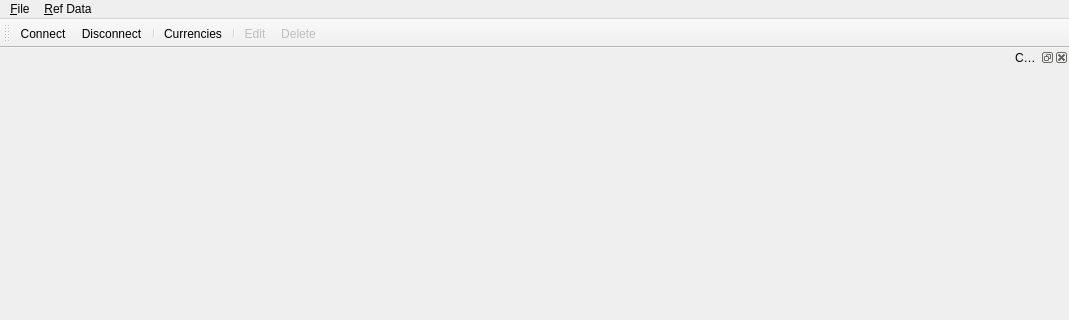
Above: projects/ores.qt/MainWindow.ui from OreStudio/OreStudio before the change; both pictures show x 0 to 1069 and y 0 to 320 of the 1069 by 672 pixel window. Below: the same form after it.
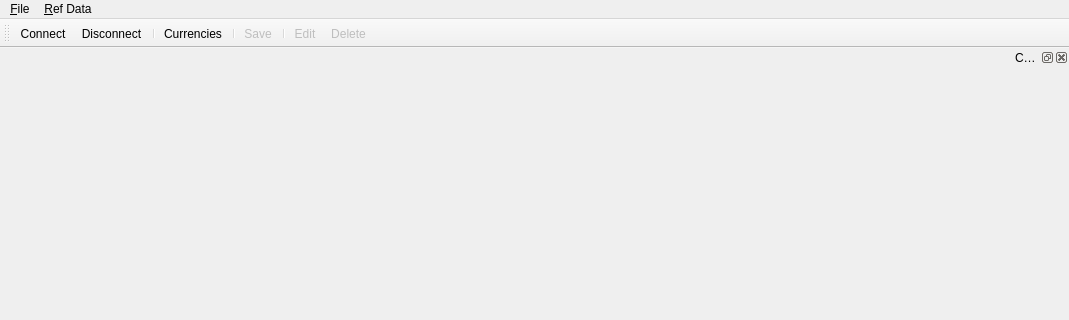
That is the form after the change. Icons and pictures are not drawn.

The edit to the form file:
```diff
--- a/projects/ores.qt/MainWindow.ui
+++ b/projects/ores.qt/MainWindow.ui
@@ -69,6 +69,8 @@
    <addaction name="separator"/>
    <addaction name="CurrenciesAction"/>
    <addaction name="separator"/>
+   <addaction name="ActionSave"/>
+   <addaction name="separator"/>
    <addaction name="ActionEdit"/>
    <addaction name="ActionDelete"/>
   </widget>
@@ -134,6 +136,21 @@
     <string>Delete selected item</string>
    </property>
   </action>
+  <action name="ActionSave">
+   <property name="enabled">
+    <bool>false</bool>
+   </property>
+   <property name="icon">
+    <iconset>
+     <normaloff>ic_fluent_save_20_filled.svg</normaloff>ic_fluent_save_20_filled.svg</iconset>
+   </property>
+   <property name="text">
+    <string>&amp;Save</string>
+   </property>
+   <property name="toolTip">
+    <string>Save changes</string>
+   </property>
+  </action>
   <widget class="QDockWidget" name="currencyDetailDockWidget">
    <property name="windowTitle">
     <string>Currency Details</string>
```
Left out of the diff: 8 changed lines with no effect on the pictures.
